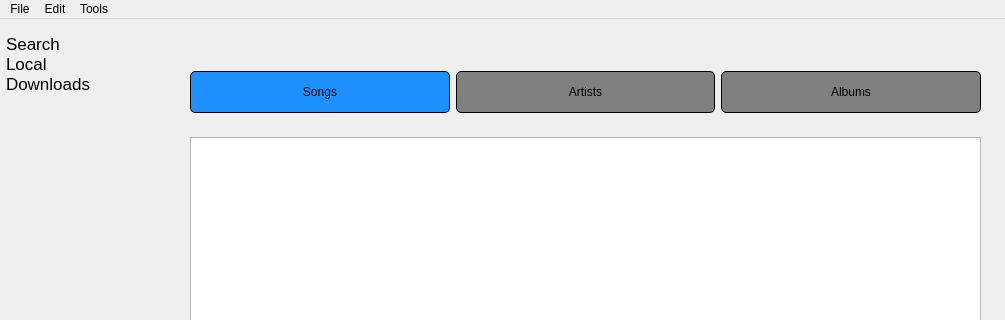
Docheinstein/music-dragon, file res/ui/mainwindow.ui: the form before one commit; both pictures show x 0 to 1005 and y 0 to 320 of the 1005 by 693 pixel window.
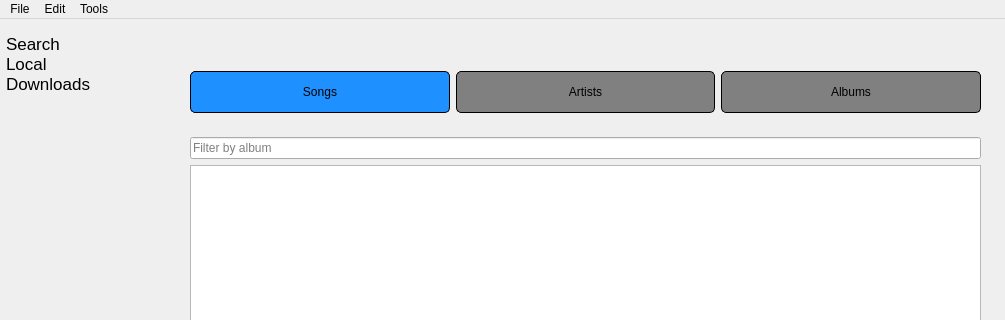
The form after the commit. The open tabs and pages were chosen to show the change. Icons and pictures are not drawn. Custom widgets are drawn as their Qt base class.

Commit message: Implement songs/artists/albums filter

What changed in the file:
```diff
--- a/res/ui/mainwindow.ui
+++ b/res/ui/mainwindow.ui
@@ -344,6 +344,13 @@
               </widget>
               <widget class="QWidget" name="localAlbumsPage">
                <layout class="QVBoxLayout" name="verticalLayout_15">
+                <item>
+                 <widget class="QLineEdit" name="localAlbumsFilter">
+                  <property name="placeholderText">
+                   <string>Filter by album</string>
+                  </property>
+                 </widget>
+                </item>
                 <item>
                  <widget class="LocalAlbumsView" name="localAlbums">
                   <property name="mouseTracking">
```
Left out of the diff: 18 changed lines with no effect on the pictures. The commit also changes 7 other files.
